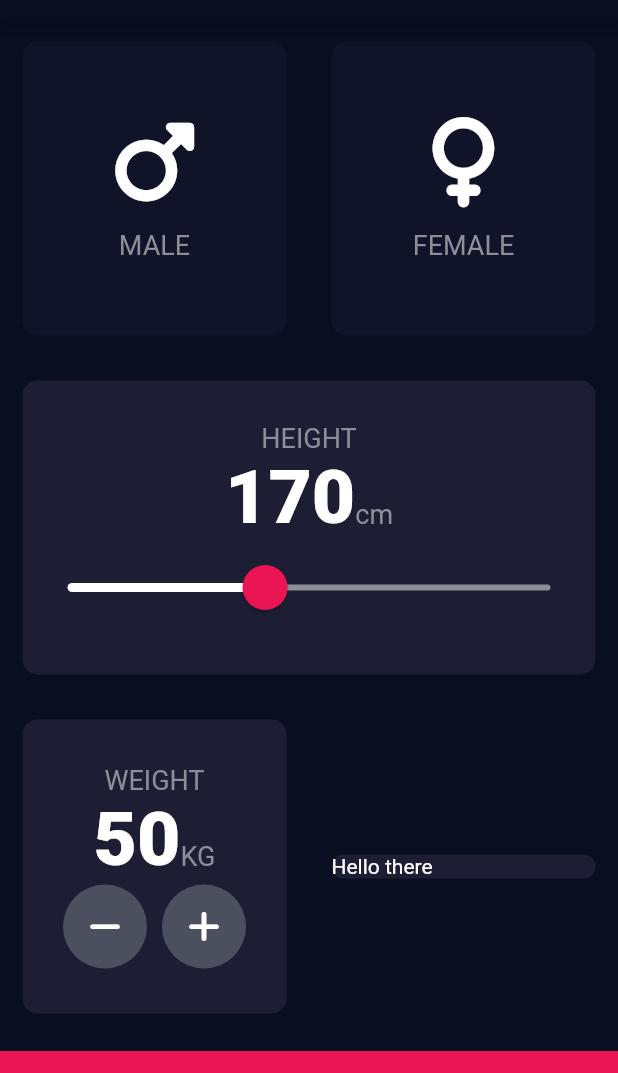
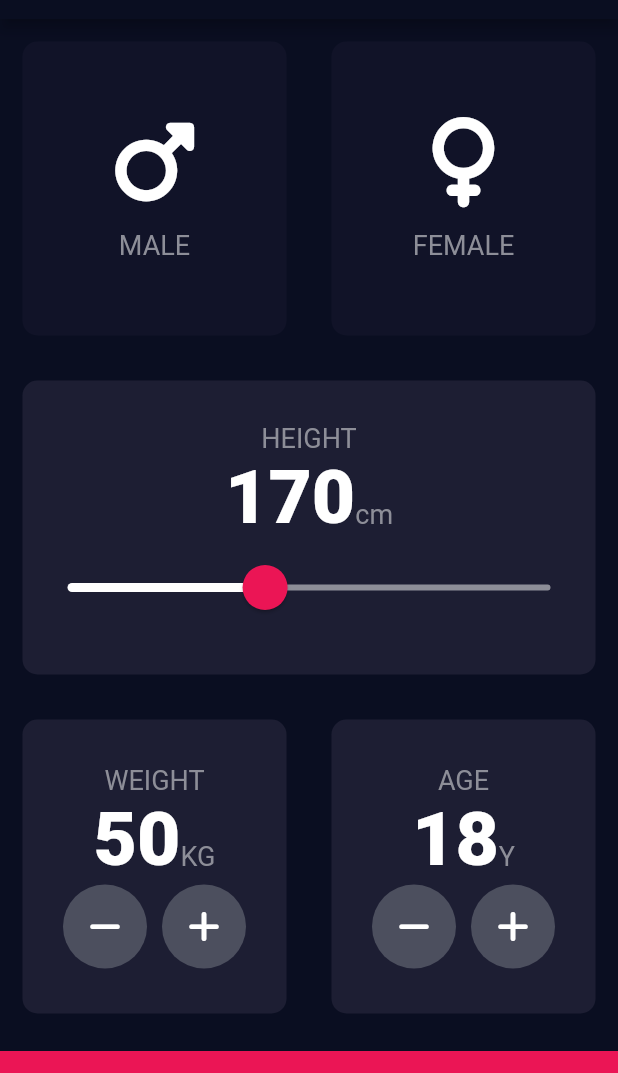
Before and after one commit to Himal-Thapa1/BMI_Calculator_htm_flutter, a Flutter app: the screen it shows after launch, on a phone screen of 412 x 824 dp, the part 65-1138 px from its top. Run offline on Flutter 3.47's test engine with Material 2 defaults, Android fonts, the phone set to English and light mode, and no system bars; our stand-ins replace font_awesome_flutter.

Commit message:
added the fully working age buttons

```diff
--- a/lib/input_page.dart
+++ b/lib/input_page.dart
@@ -3,6 +3,7 @@ import 'package:font_awesome_flutter/font_awesome_flutter.dart';
 import 'reusable_card.dart';
 import 'icon_content.dart';
 import 'constants.dart';
+import 'roundIconButton.dart';
 
 enum Gender { male, female, others }
 
@@ -14,6 +15,7 @@ class InputPage extends StatefulWidget {
 class _InputPageState extends State<InputPage> {
   int height = 170;
   int weight = 50;
+  int age = 18;
   Gender selectedGender = Gender.others;
   @override
   Widget build(BuildContext context) {
@@ -172,7 +174,55 @@ class _InputPageState extends State<InputPage> {
                     child: ReusableCard(
                       onPress: () {},
                       rang: kactiveCardColor,
-                      cardChild: Text("Hello there"),
+                      cardChild: Column(
+                        mainAxisAlignment: MainAxisAlignment.center,
+                        children: [
+                          Text(
+                            "AGE",
+                            style: klabelTextStyle,
+                          ),
+                          Row(
+                            mainAxisAlignment: MainAxisAlignment.center,
+                            crossAxisAlignment: CrossAxisAlignment.baseline,
+                            textBaseline: TextBaseline.alphabetic,
+                            children: [
+                              Text(
+                                age.toString(),
+                                style: knumberStyle,
+                              ),
+                              Text(
+                                "Y",
+                                style: klabelTextStyle,
+                              )
+                            ],
+                          ),
+                          Row(
+                            mainAxisAlignment: MainAxisAlignment.center,
+                            crossAxisAlignment: CrossAxisAlignment.center,
+                            children: [
+                              RoudnIconButton(
+                                onPress: () {
+                                  setState(() {
+                                    age--;
+                                  });
+                                },
+                                icon: FontAwesomeIcons.minus,
+                              ),
+                              SizedBox(
+                                width: 10.0,
+                              ),
+                              RoudnIconButton(
+                                onPress: () {
+                                  setState(() {
+                                    age++;
+                                  });
+                                },
+                                icon: FontAwesomeIcons.plus,
+                              ),
+                            ],
+                          ),
+                        ],
+                      ),
                     ),
                   ),
                 ],
@@ -189,26 +239,3 @@ class _InputPageState extends State<InputPage> {
         ));
   }
 }
-
-class RoudnIconButton extends StatelessWidget {
-  RoudnIconButton({
-    required this.icon,
-    required this.onPress,
-  });
-  final IconData icon;
-  final void Function() onPress;
-  @override
-  Widget build(BuildContext context) {
-    return RawMaterialButton(
-      elevation: 0.0,
-      child: Icon(icon),
-      onPressed: onPress,
-      constraints: BoxConstraints.tightFor(
-        width: 56.0,
-        height: 56.0,
-      ),
-      shape: CircleBorder(),
-      fillColor: Color(0xFF4C4F5E),
-    );
-  }
-}
--- /dev/null
+++ b/lib/roundIconButton.dart
@@ -0,0 +1,24 @@
+import 'package:flutter/material.dart';
+
+class RoudnIconButton extends StatelessWidget {
+  RoudnIconButton({
+    required this.icon,
+    required this.onPress,
+  });
+  final IconData icon;
+  final void Function() onPress;
+  @override
+  Widget build(BuildContext context) {
+    return RawMaterialButton(
+      elevation: 0.0,
+      child: Icon(icon),
+      onPressed: onPress,
+      constraints: BoxConstraints.tightFor(
+        width: 56.0,
+        height: 56.0,
+      ),
+      shape: CircleBorder(),
+      fillColor: Color(0xFF4C4F5E),
+    );
+  }
+}
```
